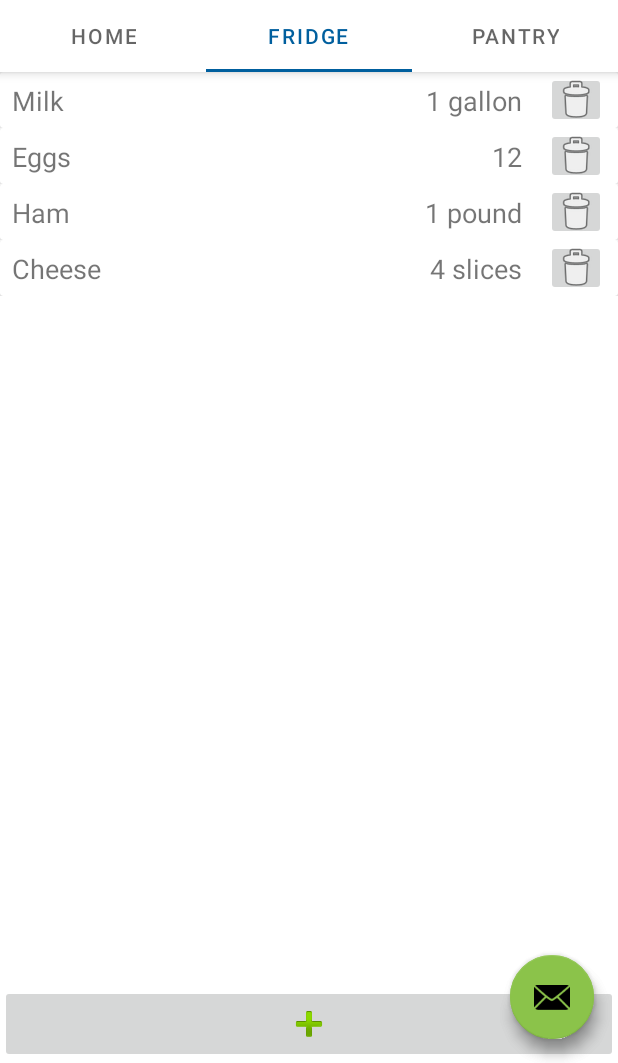
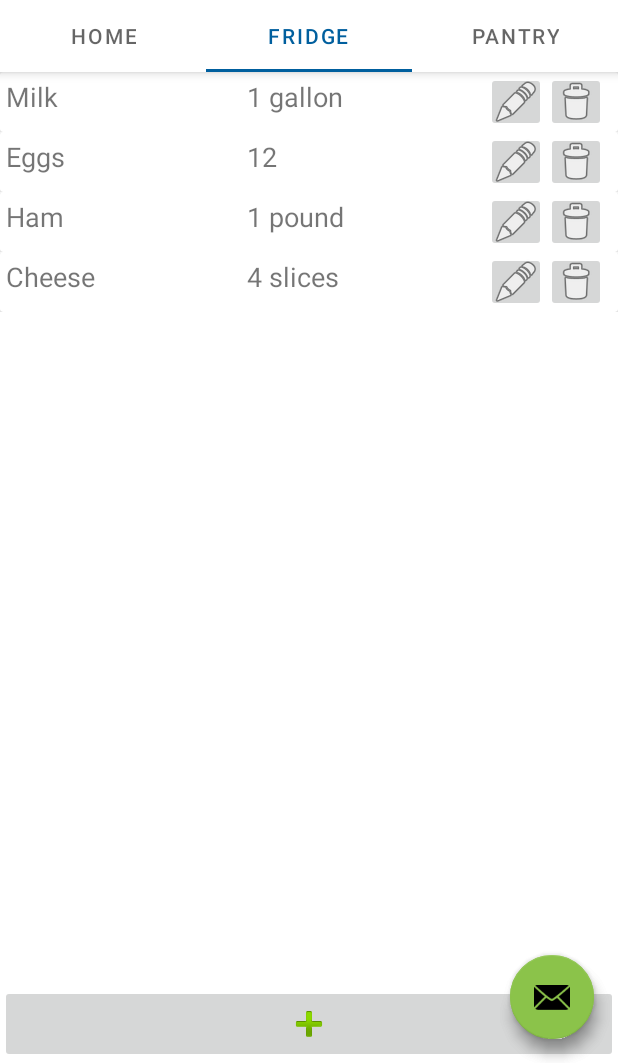
Before and after one commit to Gambelle/Wellness-App, an Android app: the screen it shows after launch (MainActivity), tab 2 chosen, on a phone screen of 412 x 824 dp, the part 173-1236 px from its top. Run offline under Robolectric (Android 15) with nearby library versions, the phone set to English and light mode, and no system bars; our stand-ins replace navigation-ui.

Commit message:
Added edit button to layout

```diff
--- a/app/src/main/res/layout/item_food.xml
+++ b/app/src/main/res/layout/item_food.xml
@@ -20,7 +20,7 @@
             <ImageButton
                 android:id="@+id/deleteButton"
                 android:layout_width="40dp"
-                android:layout_height="37dp"
+                android:layout_height="40dp"
                 android:layout_marginEnd="8dp"
                 android:contentDescription="TODO"
                 app:layout_constraintBottom_toBottomOf="parent"
@@ -30,25 +30,48 @@
 
             <TextView
                 android:id="@+id/itemNameView"
-                android:layout_width="wrap_content"
-                android:layout_height="match_parent"
-                android:layout_marginStart="8dp"
+                android:layout_width="0dp"
+                android:layout_height="0dp"
+                android:layout_marginStart="4dp"
+                android:layout_marginTop="4dp"
                 android:text="Item Name"
                 android:textSize="18sp"
                 app:layout_constraintBottom_toBottomOf="parent"
+                app:layout_constraintEnd_toStartOf="@+id/space"
                 app:layout_constraintStart_toStartOf="parent"
                 app:layout_constraintTop_toTopOf="parent" />
 
             <TextView
                 android:id="@+id/itemQuantityView"
-                android:layout_width="wrap_content"
-                android:layout_height="wrap_content"
-                android:layout_marginEnd="16dp"
+                android:layout_width="0dp"
+                android:layout_height="0dp"
+                android:layout_marginTop="4dp"
+                android:layout_marginEnd="4dp"
                 android:text="Quantity"
                 android:textSize="18sp"
                 app:layout_constraintBottom_toBottomOf="parent"
+                app:layout_constraintEnd_toStartOf="@+id/imageButton2"
+                app:layout_constraintStart_toEndOf="@+id/space"
+                app:layout_constraintTop_toTopOf="parent" />
+
+            <ImageButton
+                android:id="@+id/imageButton2"
+                android:layout_width="40dp"
+                android:layout_height="40dp"
+                app:layout_constraintBottom_toBottomOf="parent"
                 app:layout_constraintEnd_toStartOf="@+id/deleteButton"
+                app:layout_constraintTop_toTopOf="parent"
+                app:srcCompat="@android:drawable/ic_menu_edit" />
+
+            <Space
+                android:id="@+id/space"
+                android:layout_width="5dp"
+                android:layout_height="0dp"
+                app:layout_constraintBottom_toBottomOf="parent"
+                app:layout_constraintEnd_toStartOf="@+id/imageButton2"
+                app:layout_constraintStart_toStartOf="parent"
                 app:layout_constraintTop_toTopOf="parent" />
+
         </androidx.constraintlayout.widget.ConstraintLayout>
 
     </androidx.cardview.widget.CardView>
```
